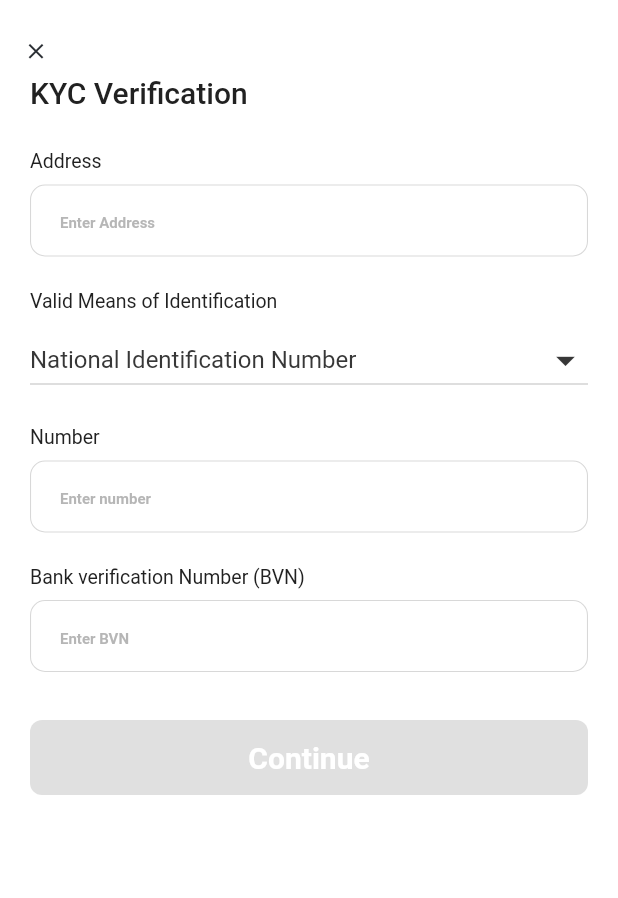
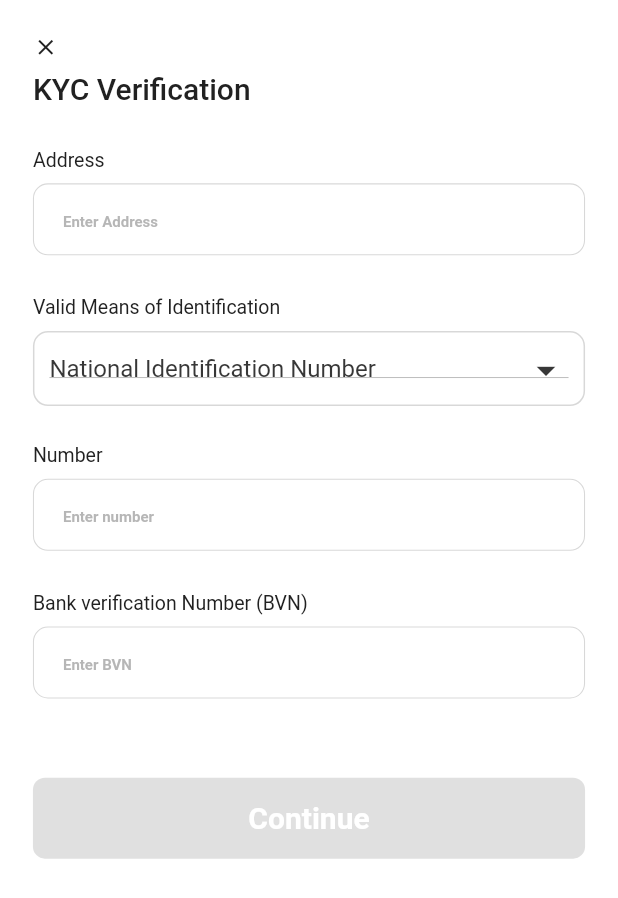
Before and after one commit to sholarrh/compact_pay, a Flutter app: the KycVerification screen opened directly, on a phone screen of 412 x 824 dp. Shown: the top 898 px of the screen. Run offline on Flutter 3.47's test engine with Material 2 defaults, Android fonts, the light colour scheme and no system bars; our stand-ins replace image_picker, pin_code_fields, shared_preferences, timer_count_down; missing offline and left inert: email_otp; accounts and stored records are empty; network calls fail; Roboto replaces fonts that are missing (Poppins).

Commit message:
Adding media query to auth and splash screens.

```diff
--- a/lib/main.dart
+++ b/lib/main.dart
@@ -1,5 +1,5 @@
 import 'package:compact_pay/provider/provider.dart';
-import 'package:compact_pay/screens/SplashScreen/splashscreen.dart';
+import 'package:compact_pay/widgets/bottom_nav.dart';
 import 'package:compact_pay/widgets/custom_error.dart';
 import 'package:flutter/material.dart';
 import 'package:provider/provider.dart';
@@ -31,7 +31,7 @@ class MyApp extends StatelessWidget {
           };
           return widget!;
         },
-        home: const SplashScreen(),
+        home: const BottomNav(),
       ),);
   }
 }
--- a/lib/screens/auth/kyc_verification.dart
+++ b/lib/screens/auth/kyc_verification.dart
@@ -48,29 +48,38 @@ class _KycVerificationState extends State<KycVerification> {
   @override
   Widget build(BuildContext context) {
     var data = Provider.of<ProviderClass>(context);
+    data.identificationTextController.text = dropdownValue;
+    final double height = MediaQuery.of(context).size.height;
+    final double width = MediaQuery.of(context).size.width;
     return Scaffold(
       backgroundColor: white,
       body: SingleChildScrollView(
         child: SafeArea(
           child: Stack(children: [
             Padding(
-              padding: const EdgeInsets.only(top: 10.0),
-              child: Align(
-                alignment: Alignment.topLeft,
-                child: IconButton(
-                  icon: const Icon(Icons.close),
-                  iconSize: 17,
-                  color: close,
-                  onPressed: () {
+              padding: EdgeInsets.only(
+                top: height * 0.02799,
+                left: width * 0.0533,
+              ),
+              child: InkWell(
+                onTap: () {
                   Navigator.pop(context);
                 },
+                child: const Icon(
+                  Icons.close,
+                  color: black2121,
+                  size: 17,
                 ),
               ),
             ),
             Form(
               key: formKey,
               child: Padding(
-                padding: const EdgeInsets.only(left: 20, right: 20, top: 50),
+                padding: EdgeInsets.only(
+                  left: width * 0.0533,
+                  right: width * 0.0533,
+                  top: height * 0.05788,
+                ),
                 child: Column(
                     crossAxisAlignment: CrossAxisAlignment.start,
                     children: [
@@ -79,14 +88,14 @@ class _KycVerificationState extends State<KycVerification> {
                         fontSize: 20,
                         fontWeight: FontWeight.w500,
                         color: black2121,
-                        fontFamily: 'Poppins',
                       ),
                       Column(
                         crossAxisAlignment: CrossAxisAlignment.start,
                         children: [
                           Padding(
-                            padding:
-                                const EdgeInsets.only(top: 27.0, bottom: 8),
+                            padding: EdgeInsets.only(
+                                top: height * 0.03448,
+                                bottom: height * 0.00985),
                             child: MyText(
                               'Address',
                               fontSize: 13,
@@ -107,8 +116,9 @@ class _KycVerificationState extends State<KycVerification> {
                             },
                           ),
                           Padding(
-                            padding:
-                                const EdgeInsets.only(top: 20.0, bottom: 8),
+                            padding: EdgeInsets.only(
+                                top: height * 0.030788,
+                                bottom: height * 0.00985),
                             child: MyText(
                               'Valid Means of Identification',
                               fontSize: 13,
@@ -117,13 +127,21 @@ class _KycVerificationState extends State<KycVerification> {
                               color: black2121,
                             ),
                           ),
-                          DropdownButton<String>(
+                          Container(
+                            height: 50,
+                            padding: const EdgeInsets.all(10),
+                            decoration: BoxDecoration(
+                                color: white,
+                                borderRadius: BorderRadius.circular(10),
+                                border: Border.all(
+                                  color: Colors.grey.withOpacity(0.4),
+                                )),
+                            child: DropdownButton<String>(
                               value: dropdownValue,
                               enableFeedback: true,
                               dropdownColor: white,
                               isExpanded: true,
                               iconSize: 30,
-                            borderRadius: BorderRadius.circular(7),
                               iconEnabledColor: black2121.withOpacity(0.9),
                               style: TextStyle(
                                 fontSize: 16,
@@ -134,6 +152,8 @@ class _KycVerificationState extends State<KycVerification> {
                               items: <String>[
                                 'National Identification Number',
                                 'Voters Card',
+                                'Driver\'s Licence',
+                                'International Passport',
                               ].map<DropdownMenuItem<String>>((String value) {
                                 return DropdownMenuItem<String>(
                                   value: value,
@@ -148,9 +168,11 @@ class _KycVerificationState extends State<KycVerification> {
                                 });
                               },
                             ),
+                          ),
                           Padding(
-                            padding:
-                                const EdgeInsets.only(top: 20.0, bottom: 8),
+                            padding: EdgeInsets.only(
+                                top: height * 0.030788,
+                                bottom: height * 0.00985),
                             child: MyText(
                               fontSize: 13,
                               fontWeight: FontWeight.w400,
@@ -174,8 +196,9 @@ class _KycVerificationState extends State<KycVerification> {
                             ),
                           ),
                           Padding(
-                            padding:
-                                const EdgeInsets.only(top: 20.0, bottom: 8),
+                            padding: EdgeInsets.only(
+                                top: height * 0.030788,
+                                bottom: height * 0.00985),
                             child: MyText(
                               fontSize: 13,
                               fontWeight: FontWeight.w400,
@@ -197,31 +220,12 @@ class _KycVerificationState extends State<KycVerification> {
                               RegExp("[0-9]"),
                             ),
                           ),
-                          // Padding(
-                          //   padding:
-                          //       const EdgeInsets.only(top: 20.0, bottom: 8),
-                          //   child: MyText(
-                          //     fontSize: 13,
-                          //     fontWeight: FontWeight.w400,
-                          //     color: black2121,
-                          //     'Password',
-                          //   ),
-                          // ),
-                          // InputField(
-                          //   inputController: data.passwordTextController,
-                          //   isPassword: true,
-                          //   hintText: 'Enter Password',
-                          //   hasSuffixIcon: true,
-                          //   keyBoardType: TextInputType.name,
-                          //   validator: validatePassword,
-                          //   onChanged: (value) {
-                          //     _updateFormFieldsFilled(value, 3);
-                          //   },
-                          // ),
                           Padding(
-                            padding: const EdgeInsets.only(top: 30),
+                            padding: EdgeInsets.only(
+                              top: height * 0.061576,
+                            ),
                             child: MyButton(
-                              height: 50,
+                              height: 54,
                               width: double.infinity,
                               color: _validate.contains(false)
                                   ? unValidated
```
Also changed, not shown: lib/screens/SplashScreen/splashscreen.dart (+5 -4 lines), lib/screens/auth/login.dart (+28 -27 lines), lib/screens/auth/new_password.dart (+29 -26 lines), lib/screens/auth/sign_up.dart (+50 -31 lines), lib/screens/auth/verification.dart (+25 -35 lines), lib/screens/forgot_password.dart (+23 -17 lines), lib/screens/onboarding/onboarding2.dart (+32 -27 lines), lib/screens/set_transaction_pin.dart (+30 -44 lines), lib/widgets/media_query.dart (added, +12 -0 lines), assets/images/istockphoto-1067573454-612x612.jpg (added). Lines whose indentation alone changed are shown as unchanged.
